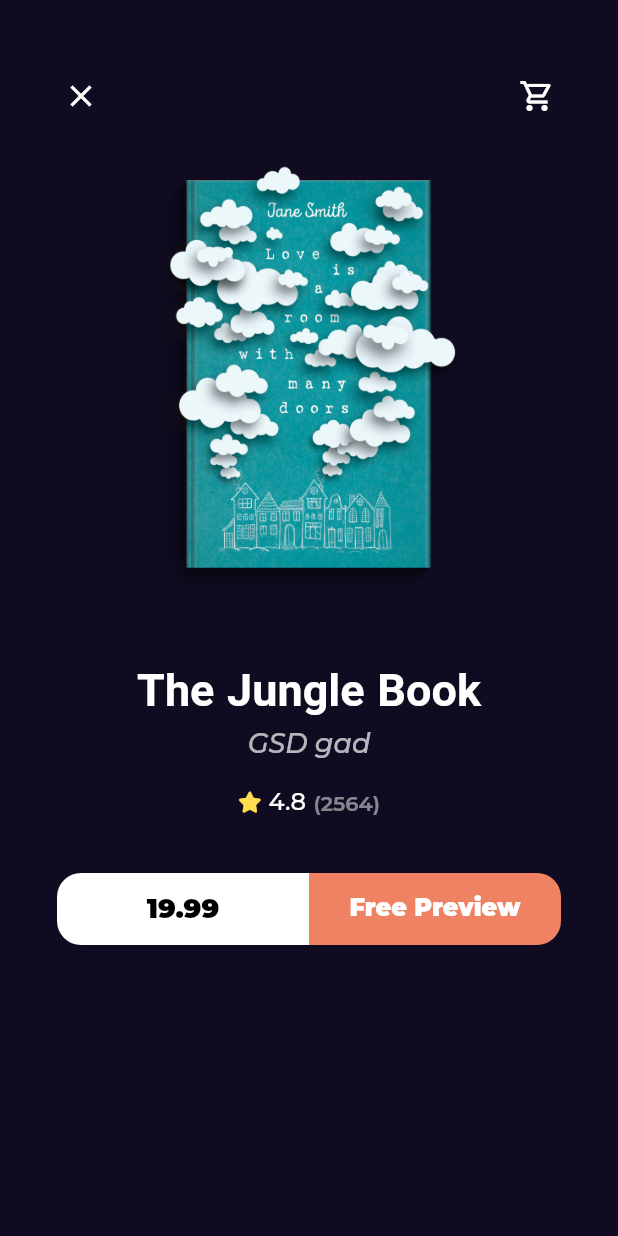
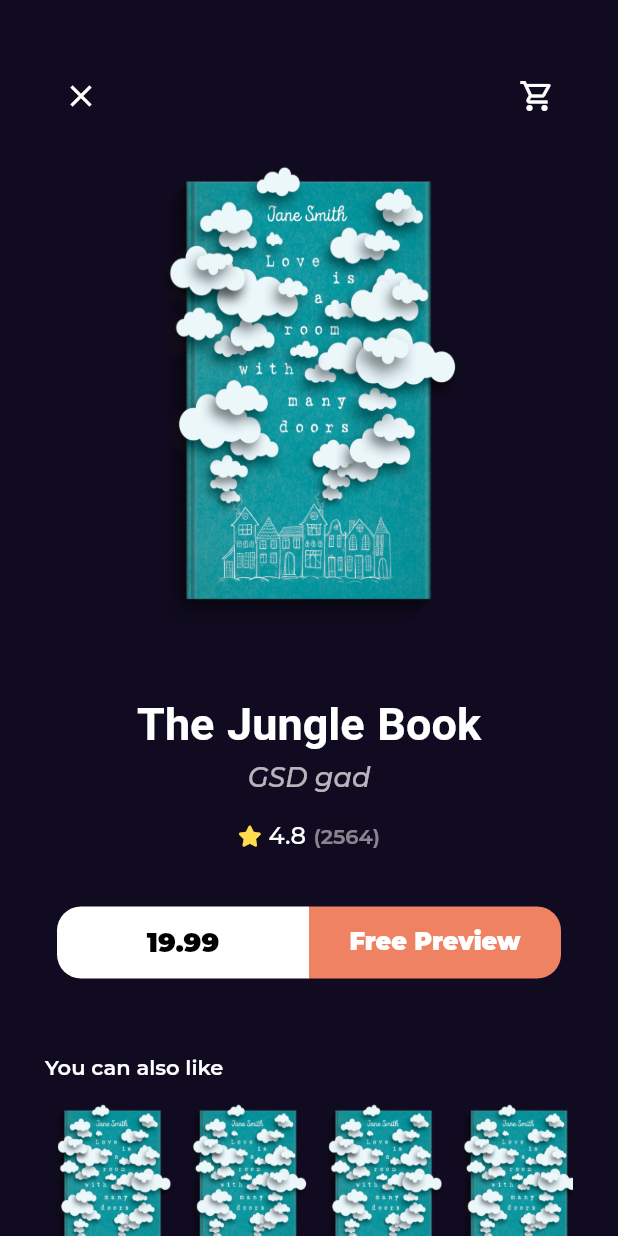
Before and after one commit to Ebrahim22Hassan/bookly_app, a Flutter app: the BookDetailsView screen opened by its route, on a phone screen of 412 x 824 dp. Run offline on Flutter 3.47's test engine with Material 2 defaults, Android fonts, the phone set to English and light mode, and no system bars; our stand-ins replace font_awesome_flutter, go_router, google_fonts.

Commit message:
create similar books listview

```diff
--- a/lib/features/home/presentation/views/widgets/book_details_view_body.dart
+++ b/lib/features/home/presentation/views/widgets/book_details_view_body.dart
@@ -6,6 +6,7 @@ import 'package:flutter/material.dart';
 import 'book_rating_text.dart';
 import 'books_action.dart';
 import 'custom_book_details_appbar.dart';
+import 'similar_books_list_view.dart';
 
 class BookDetailsViewBody extends StatelessWidget {
   const BookDetailsViewBody({Key? key}) : super(key: key);
@@ -52,6 +53,23 @@ class BookDetailsViewBody extends StatelessWidget {
             height: 37,
           ),
           const BooksAction(),
+          const SizedBox(
+            height: 50,
+          ),
+          Align(
+            alignment: Alignment.centerLeft,
+            child: Text(
+              "You can also like",
+              style: Styles.textStyle14.copyWith(fontWeight: FontWeight.w600),
+            ),
+          ),
+          const SizedBox(
+            height: 16,
+          ),
+          const SimilarBooksListView(),
+          const SizedBox(
+            height: 40,
+          ),
         ],
       ),
     );
--- a/lib/features/home/presentation/views/widgets/custom_book_image.dart
+++ b/lib/features/home/presentation/views/widgets/custom_book_image.dart
@@ -7,7 +7,7 @@ class CustomBookImage extends StatelessWidget {
   @override
   Widget build(BuildContext context) {
     return AspectRatio(
-      aspectRatio: 2.8 / 4, // width/height
+      aspectRatio: 2.6 / 4, // width/height
       child: Container(
         decoration: BoxDecoration(
           borderRadius: BorderRadius.circular(16),
--- /dev/null
+++ b/lib/features/home/presentation/views/widgets/similar_books_list_view.dart
@@ -0,0 +1,23 @@
+import 'package:flutter/material.dart';
+
+import 'custom_book_image.dart';
+
+class SimilarBooksListView extends StatelessWidget {
+  const SimilarBooksListView({Key? key}) : super(key: key);
+
+  @override
+  Widget build(BuildContext context) {
+    return SizedBox(
+      height: MediaQuery.of(context).size.height * 0.15,
+      child: ListView.builder(
+        scrollDirection: Axis.horizontal,
+        itemBuilder: (context, index) {
+          return const Padding(
+            padding: EdgeInsets.symmetric(horizontal: 5),
+            child: CustomBookImage(),
+          );
+        },
+      ),
+    );
+  }
+}
```
